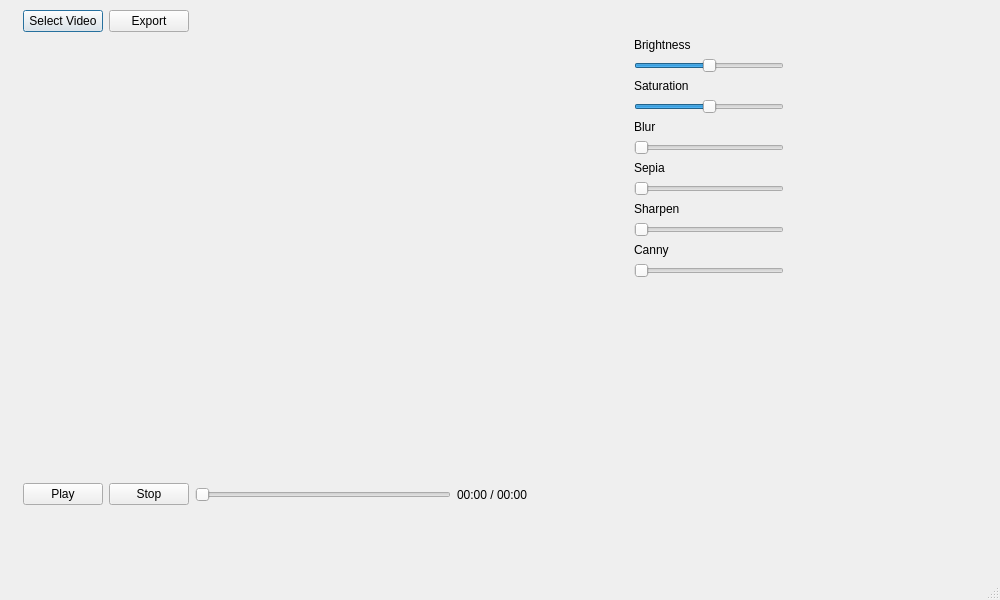
Above: video_editor/app/ui/mainwindow.ui from fbzyx/challenge before the change. Below: the same form after it.
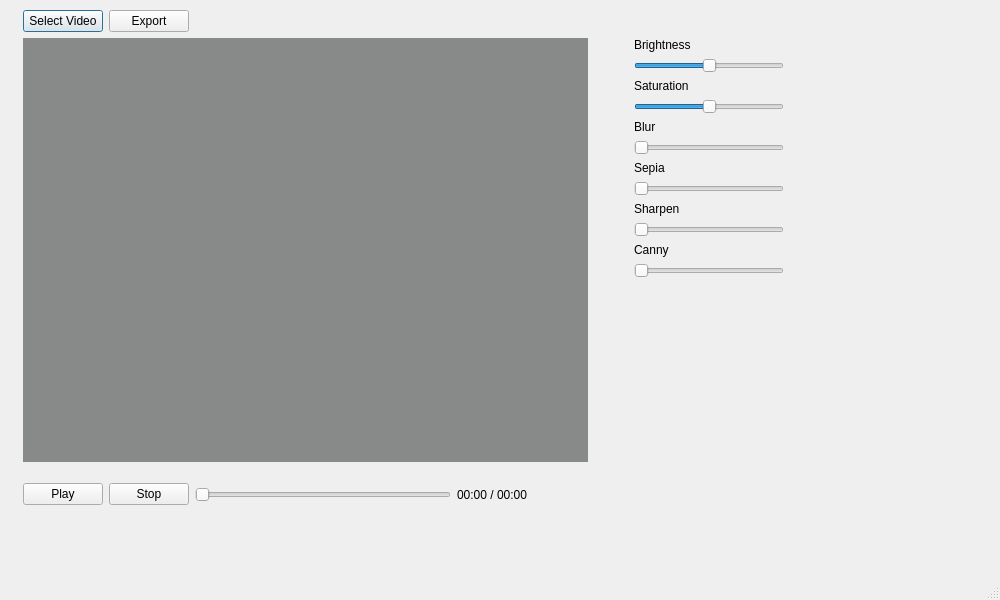
That is the form after the change. Icons and pictures are not drawn.

Diff of the .ui file:
```diff
--- a/video_editor/app/ui/mainwindow.ui
+++ b/video_editor/app/ui/mainwindow.ui
@@ -86,6 +86,9 @@
          <property name="autoFillBackground">
           <bool>false</bool>
          </property>
+         <property name="styleSheet">
+          <string notr="true">background-color: rgb(136, 138, 138);</string>
+         </property>
          <property name="text">
           <string/>
          </property>
```
